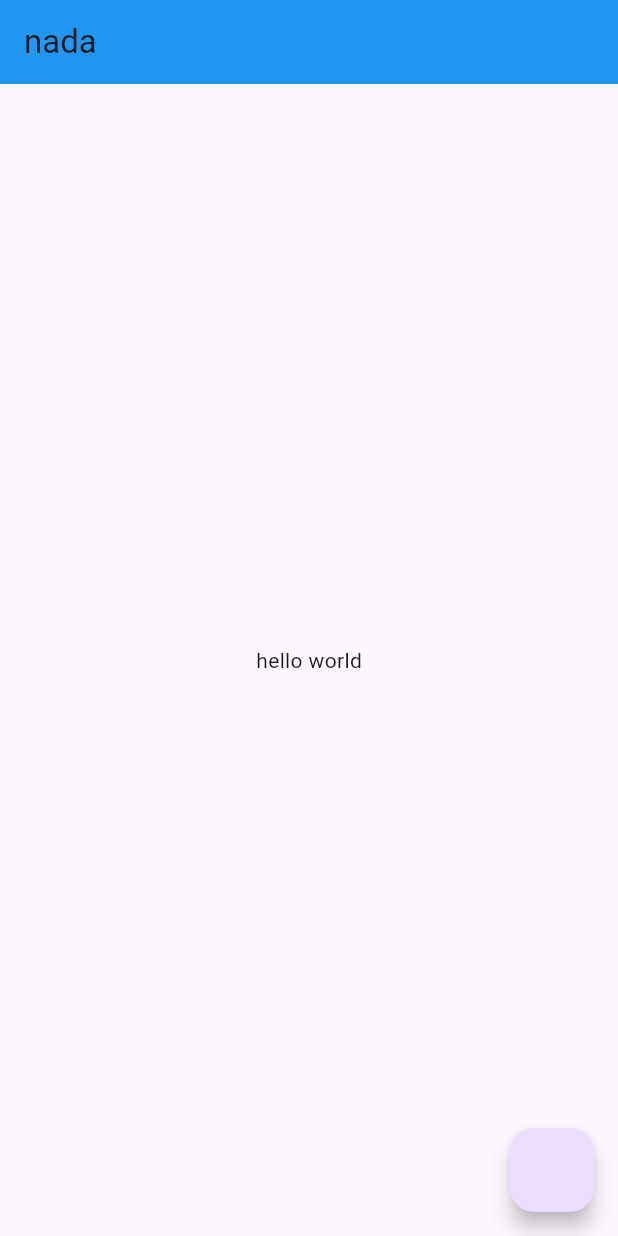
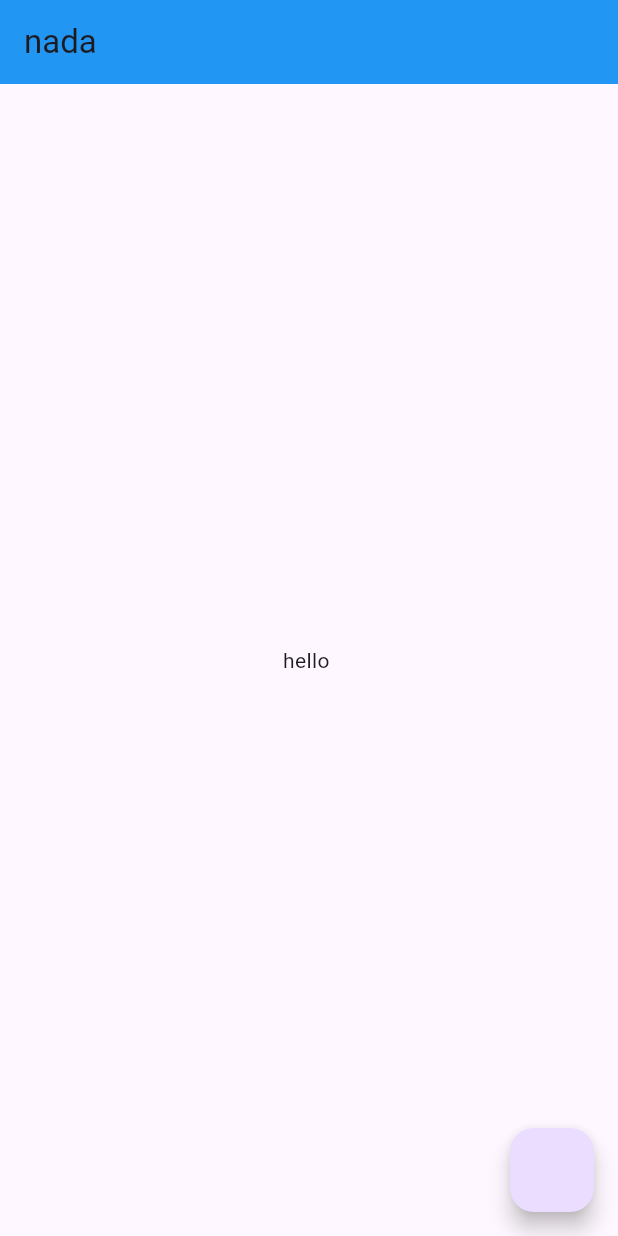
Before and after one commit to nada630/first_project, a Flutter app: the screen it shows after launch, on a phone screen of 412 x 824 dp. Run offline on Flutter 3.47's test engine with Material 3 defaults, Android fonts, the phone set to English and light mode, and no system bars.

Commit message:
Update greeting text in main application

```diff
--- a/lib/main.dart
+++ b/lib/main.dart
@@ -11,7 +11,7 @@ class myApp extends StatelessWidget {
   Widget build(BuildContext context) {
     return MaterialApp(
       home: Scaffold(
-        body: Center(child: Text("hello world")),
+        body: Center(child: Text("hello ")),
         appBar: AppBar(title: Text("nada"), backgroundColor: Colors.blue),
         floatingActionButton: FloatingActionButton(onPressed: () {}),
       ),
```
